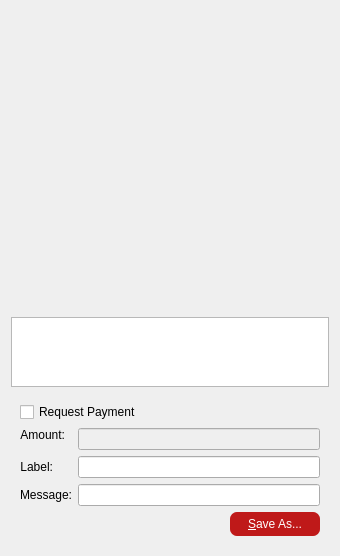
Before: the Qt Designer form src/qt/forms/qrcodedialog.ui in GlobalBoost/GlobalBoost-Y, drawn with Qt 5.
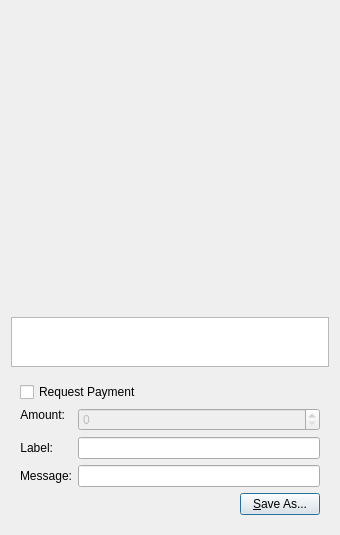
After: the same form once the commit is applied. Custom widgets are drawn as their Qt base class.

```diff
--- a/src/qt/forms/qrcodedialog.ui
+++ b/src/qt/forms/qrcodedialog.ui
@@ -7,7 +7,7 @@
     <x>0</x>
     <y>0</y>
     <width>340</width>
-    <height>556</height>
+    <height>530</height>
    </rect>
   </property>
   <property name="windowTitle">
@@ -171,36 +171,6 @@
         </item>
         <item>
          <widget class="QPushButton" name="btnSaveAs">
-          <property name="styleSheet">
-           <string notr="true">QPushButton {
- color: white;
- background-color: #BF1919;
- border-width: 0px;
- border-color: #339;
- border-style: solid;
- border-radius: 7;
- padding: 3px;
- font-size: 12px;
- padding-left: 5px;
- padding-right: 5px;
- min-width: 80px;
- max-width:150px;
- min-height: 18px;
- max-height: 18px;
-}
-
-QPushButton:!enabled {
-	background-color: #769597;
-}
-
-QPushButton:hover {
-	background-color: #990000;
-}
-
-QPushButton:pressed:flat {
-	background-color: #00a99d;
-}</string>
-          </property>
           <property name="text">
            <string>&amp;Save As...</string>
           </property>
@@ -216,7 +186,7 @@
  <customwidgets>
   <customwidget>
    <class>BitcoinAmountField</class>
-   <extends>QLineEdit</extends>
+   <extends>QSpinBox</extends>
    <header>bitcoinamountfield.h</header>
    <container>1</container>
   </customwidget>
```
Left out of the diff: 1 changed line with no effect on the pictures.
